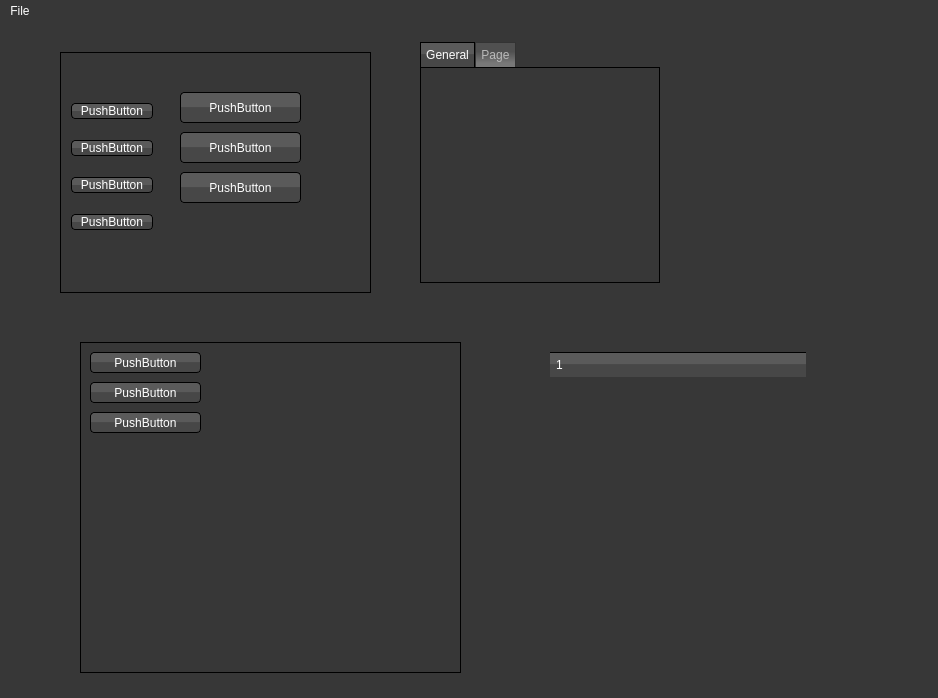
madvil/Editor, file QtProject/editor/mainwindow.ui: the form before one commit.
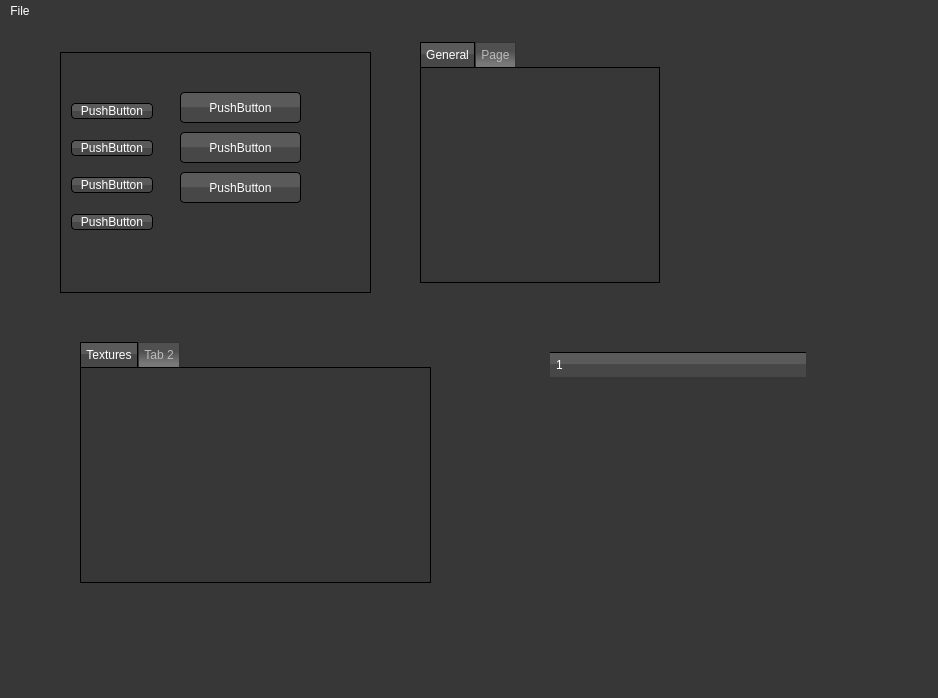
The form after the commit. Icons and pictures are not drawn.

Patch:
```diff
--- a/QtProject/editor/mainwindow.ui
+++ b/QtProject/editor/mainwindow.ui
@@ -367,61 +367,43 @@
      <rect>
       <x>80</x>
       <y>320</y>
-      <width>381</width>
-      <height>331</height>
+      <width>351</width>
+      <height>241</height>
      </rect>
     </property>
     <property name="styleSheet">
-     <string notr="true"> border: 1px solid #000000;</string>
+     <string notr="true"/>
     </property>
-    <widget class="QPushButton" name="pushButton_8">
-     <property name="geometry">
-      <rect>
-       <x>10</x>
-       <y>10</y>
-       <width>111</width>
-       <height>21</height>
-      </rect>
+    <layout class="QHBoxLayout" name="horizontalLayout">
+     <property name="spacing">
+      <number>0</number>
      </property>
-     <property name="styleSheet">
-      <string notr="true"/>
+     <property name="margin">
+      <number>0</number>
      </property>
-     <property name="text">
-      <string>PushButton</string>
-     </property>
-    </widget>
-    <widget class="QPushButton" name="pushButton_9">
-     <property name="geometry">
-      <rect>
-       <x>10</x>
-       <y>40</y>
-       <width>111</width>
-       <height>21</height>
-      </rect>
-     </property>
-     <property name="styleSheet">
-      <string notr="true"/>
-     </property>
-     <property name="text">
-      <string>PushButton</string>
-     </property>
-    </widget>
-    <widget class="QPushButton" name="pushButton_10">
-     <property name="geometry">
-      <rect>
-       <x>10</x>
-       <y>70</y>
-       <width>111</width>
-       <height>21</height>
-      </rect>
-     </property>
-     <property name="styleSheet">
-      <string notr="true"/>
-     </property>
-     <property name="text">
-      <string>PushButton</string>
-     </property>
-    </widget>
+     <item>
+      <widget class="QTabWidget" name="tabWidget_2">
+       <property name="styleSheet">
+        <string notr="true">QTabWidget::pane { 
+     border: 1px solid #000000;
+ }</string>
+       </property>
+       <property name="currentIndex">
+        <number>0</number>
+       </property>
+       <widget class="QWidget" name="tab_3">
+        <attribute name="title">
+         <string>Textures</string>
+        </attribute>
+       </widget>
+       <widget class="QWidget" name="tab_4">
+        <attribute name="title">
+         <string>Tab 2</string>
+        </attribute>
+       </widget>
+      </widget>
+     </item>
+    </layout>
    </widget>
    <widget class="QTreeWidget" name="treeWidget">
     <property name="geometry">
```
Left out of the diff: 9 changed lines with no effect on the pictures.
